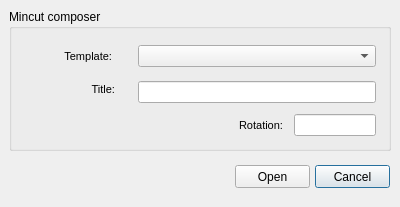
This is ui/mincut_composer.ui in Giswater/giswater_qgis_plugin as Qt 5 draws it before an edit. The edited form follows.
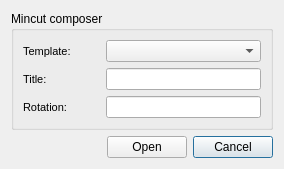
This is the edited form.

Commit message: Enhancement: Refactor mincut ui and set dynamic form

The edit to the form file:
```diff
--- a/ui/mincut_composer.ui
+++ b/ui/mincut_composer.ui
@@ -6,39 +6,65 @@
    <rect>
     <x>0</x>
     <y>0</y>
-    <width>400</width>
-    <height>207</height>
+    <width>284</width>
+    <height>156</height>
    </rect>
   </property>
   <property name="windowTitle">
    <string>Mincut composer</string>
   </property>
-  <widget class="QGroupBox" name="groupBox">
-   <property name="geometry">
-    <rect>
-     <x>9</x>
-     <y>9</y>
-     <width>382</width>
-     <height>142</height>
-    </rect>
-   </property>
+  <layout class="QGridLayout" name="gridLayout_2">
+   <item row="1" column="0" colspan="2">
+    <layout class="QGridLayout" name="gridLayout">
+     <item row="0" column="0">
+      <widget class="QGroupBox" name="groupBox_2">
    <property name="title">
     <string>Mincut composer</string>
    </property>
+       <layout class="QGridLayout" name="gridLayout_3">
+        <item row="0" column="0">
+         <widget class="QLabel" name="label_shape_2">
+          <property name="font">
+           <font>
+            <pointsize>8</pointsize>
+           </font>
+          </property>
+          <property name="layoutDirection">
+           <enum>Qt::LeftToRight</enum>
+          </property>
+          <property name="frameShape">
+           <enum>QFrame::NoFrame</enum>
+          </property>
+          <property name="frameShadow">
+           <enum>QFrame::Plain</enum>
+          </property>
+          <property name="text">
+           <string>Template:</string>
+          </property>
+          <property name="alignment">
+           <set>Qt::AlignLeading|Qt::AlignLeft|Qt::AlignVCenter</set>
+          </property>
+          <property name="margin">
+           <number>3</number>
+          </property>
+         </widget>
+        </item>
+        <item row="1" column="1" colspan="2">
+         <widget class="QLineEdit" name="title"/>
+        </item>
+        <item row="0" column="1" colspan="2">
+         <widget class="QComboBox" name="cbx_template"/>
+        </item>
+        <item row="1" column="0">
    <widget class="QLabel" name="label_shape_3">
-    <property name="geometry">
-     <rect>
-      <x>15</x>
-      <y>69</y>
-      <width>91</width>
-      <height>22</height>
-     </rect>
-    </property>
     <property name="font">
      <font>
       <pointsize>8</pointsize>
      </font>
     </property>
+          <property name="layoutDirection">
+           <enum>Qt::LeftToRight</enum>
+          </property>
     <property name="frameShape">
      <enum>QFrame::NoFrame</enum>
     </property>
@@ -49,41 +75,15 @@
      <string>Title:</string>
     </property>
     <property name="alignment">
-     <set>Qt::AlignRight|Qt::AlignTrailing|Qt::AlignVCenter</set>
+           <set>Qt::AlignLeading|Qt::AlignLeft|Qt::AlignVCenter</set>
     </property>
     <property name="margin">
      <number>3</number>
     </property>
    </widget>
-   <widget class="QLineEdit" name="title">
-    <property name="geometry">
-     <rect>
-      <x>129</x>
-      <y>72</y>
-      <width>238</width>
-      <height>22</height>
-     </rect>
-    </property>
-   </widget>
-   <widget class="QLineEdit" name="rotation">
-    <property name="geometry">
-     <rect>
-      <x>285</x>
-      <y>105</y>
-      <width>82</width>
-      <height>22</height>
-     </rect>
-    </property>
-   </widget>
-   <widget class="QLabel" name="label_shape_4">
-    <property name="geometry">
-     <rect>
-      <x>183</x>
-      <y>105</y>
-      <width>91</width>
-      <height>22</height>
-     </rect>
-    </property>
+        </item>
+        <item row="2" column="0">
+         <widget class="QLabel" name="label">
     <property name="font">
      <font>
       <pointsize>8</pointsize>
@@ -99,79 +99,53 @@
      <string>Rotation:</string>
     </property>
     <property name="alignment">
-     <set>Qt::AlignRight|Qt::AlignTrailing|Qt::AlignVCenter</set>
+           <set>Qt::AlignLeading|Qt::AlignLeft|Qt::AlignVCenter</set>
     </property>
     <property name="margin">
      <number>3</number>
     </property>
    </widget>
-   <widget class="QComboBox" name="cbx_template">
-    <property name="geometry">
-     <rect>
-      <x>129</x>
-      <y>36</y>
-      <width>238</width>
-      <height>22</height>
-     </rect>
-    </property>
-   </widget>
-   <widget class="QLabel" name="label_shape_2">
-    <property name="geometry">
-     <rect>
-      <x>12</x>
-      <y>36</y>
-      <width>91</width>
-      <height>22</height>
-     </rect>
-    </property>
-    <property name="font">
-     <font>
-      <pointsize>8</pointsize>
-     </font>
-    </property>
-    <property name="frameShape">
-     <enum>QFrame::NoFrame</enum>
-    </property>
-    <property name="frameShadow">
-     <enum>QFrame::Plain</enum>
-    </property>
-    <property name="text">
-     <string>Template:</string>
-    </property>
-    <property name="alignment">
-     <set>Qt::AlignRight|Qt::AlignTrailing|Qt::AlignVCenter</set>
-    </property>
-    <property name="margin">
-     <number>3</number>
-    </property>
-   </widget>
-  </widget>
+        </item>
+        <item row="2" column="1" colspan="2">
+         <widget class="QLineEdit" name="rotation"/>
+        </item>
+       </layout>
+      </widget>
+     </item>
+    </layout>
+   </item>
+   <item row="2" column="0" colspan="2">
+    <layout class="QGridLayout" name="gridLayout_4">
+     <item row="0" column="2">
   <widget class="QPushButton" name="btn_cancel">
-   <property name="geometry">
-    <rect>
-     <x>315</x>
-     <y>165</y>
-     <width>75</width>
-     <height>23</height>
-    </rect>
-   </property>
    <property name="text">
     <string>Cancel</string>
    </property>
   </widget>
+     </item>
+     <item row="0" column="1">
   <widget class="QPushButton" name="btn_ok">
-   <property name="geometry">
-    <rect>
-     <x>235</x>
-     <y>165</y>
-     <width>75</width>
-     <height>23</height>
-    </rect>
-   </property>
    <property name="text">
     <string>Open</string>
    </property>
   </widget>
+     </item>
+     <item row="0" column="0">
+      <spacer name="horizontalSpacer">
+       <property name="orientation">
+        <enum>Qt::Horizontal</enum>
+       </property>
+       <property name="sizeHint" stdset="0">
+        <size>
+         <width>40</width>
+         <height>20</height>
+        </size>
+       </property>
+      </spacer>
+     </item>
+    </layout>
+   </item>
+  </layout>
  </widget>
  <tabstops>
   <tabstop>cbx_template</tabstop>
```
Left out of the diff: 2 changed lines with no effect on the pictures. Lines whose indentation alone changed are shown as unchanged. The commit also changes 1 other file.
